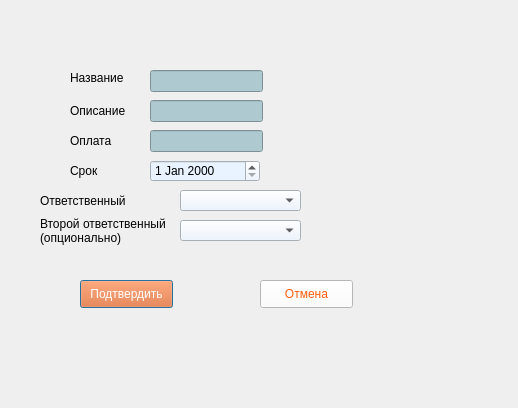
The window that course/creatework.ui (TFed555/Coursework) describes before a commit, drawn with Qt 5.
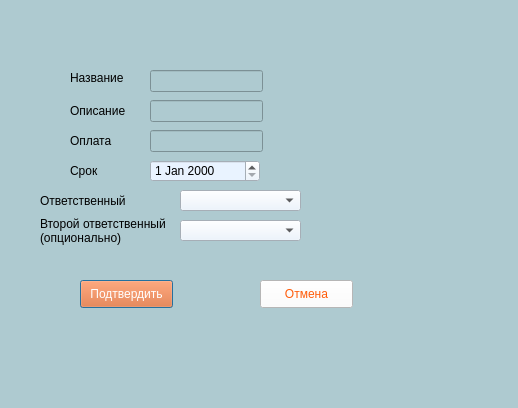
The same window after the commit.

```diff
--- a/course/creatework.ui
+++ b/course/creatework.ui
@@ -13,6 +13,9 @@
   <property name="windowTitle">
    <string>Dialog</string>
   </property>
+  <property name="styleSheet">
+   <string notr="true">background-color: rgb(174, 202, 208);</string>
+  </property>
   <widget class="QDateEdit" name="dateEdit">
    <property name="geometry">
     <rect>
```
